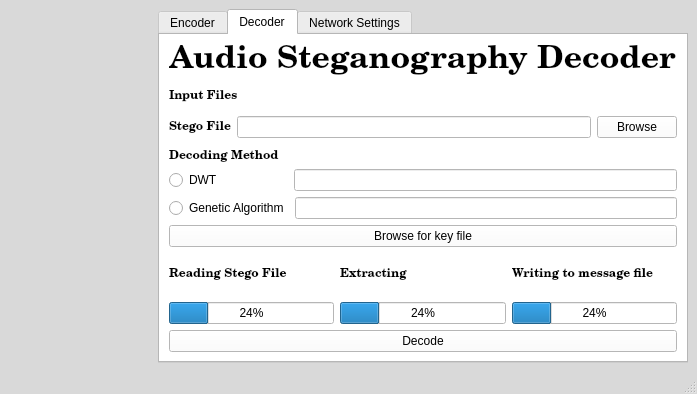
jrgouws16/Audio-Steganograpy, file src/ClientGUI.ui: the form before one commit.
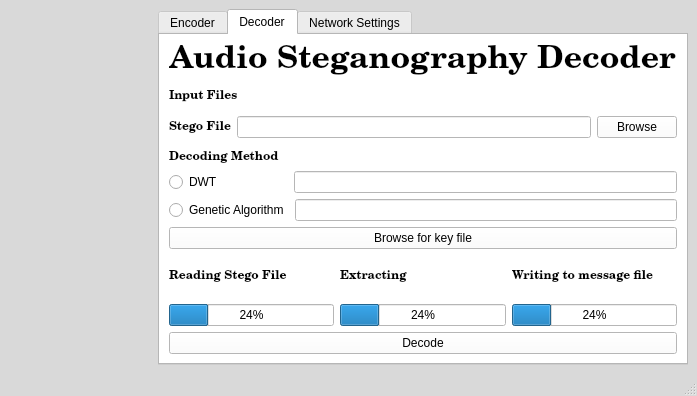
The form after the commit. The open tabs and pages were chosen to show the change.

Commit message: DWT encoding Integrated with comms and GUI

The edit to the form file:
```diff
--- a/src/ClientGUI.ui
+++ b/src/ClientGUI.ui
@@ -7,7 +7,7 @@
     <x>0</x>
     <y>0</y>
     <width>697</width>
-    <height>394</height>
+    <height>396</height>
    </rect>
   </property>
   <property name="palette">
```
Left out of the diff: 101 changed lines with no effect on the pictures. The commit also changes 2 other files.
